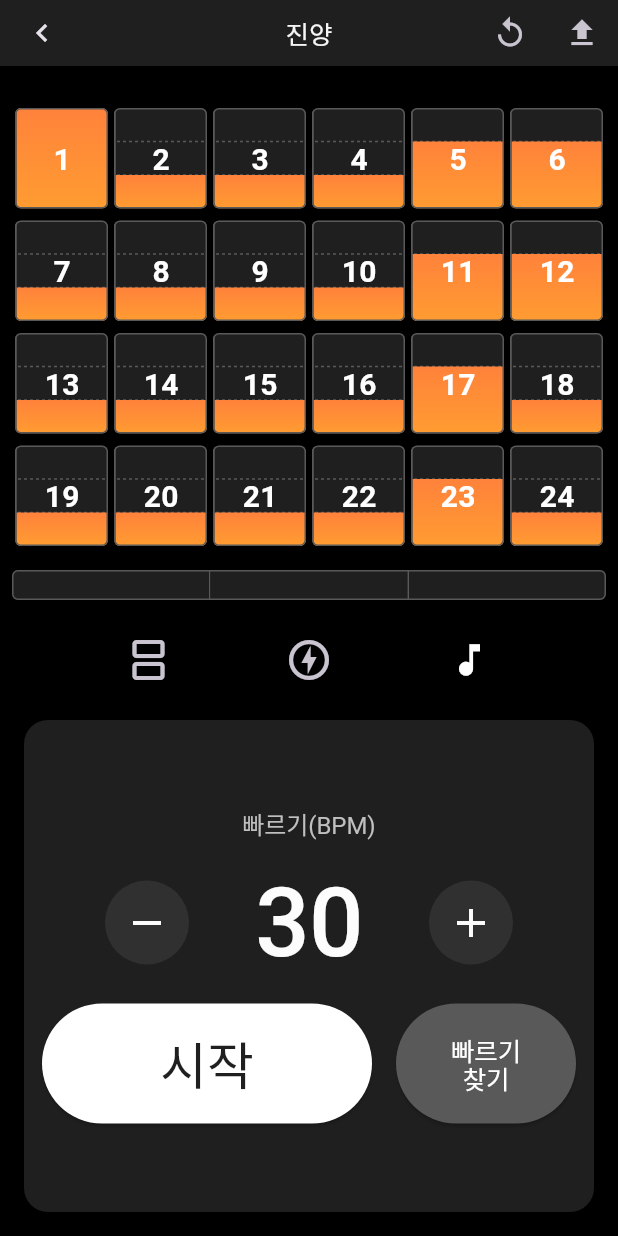
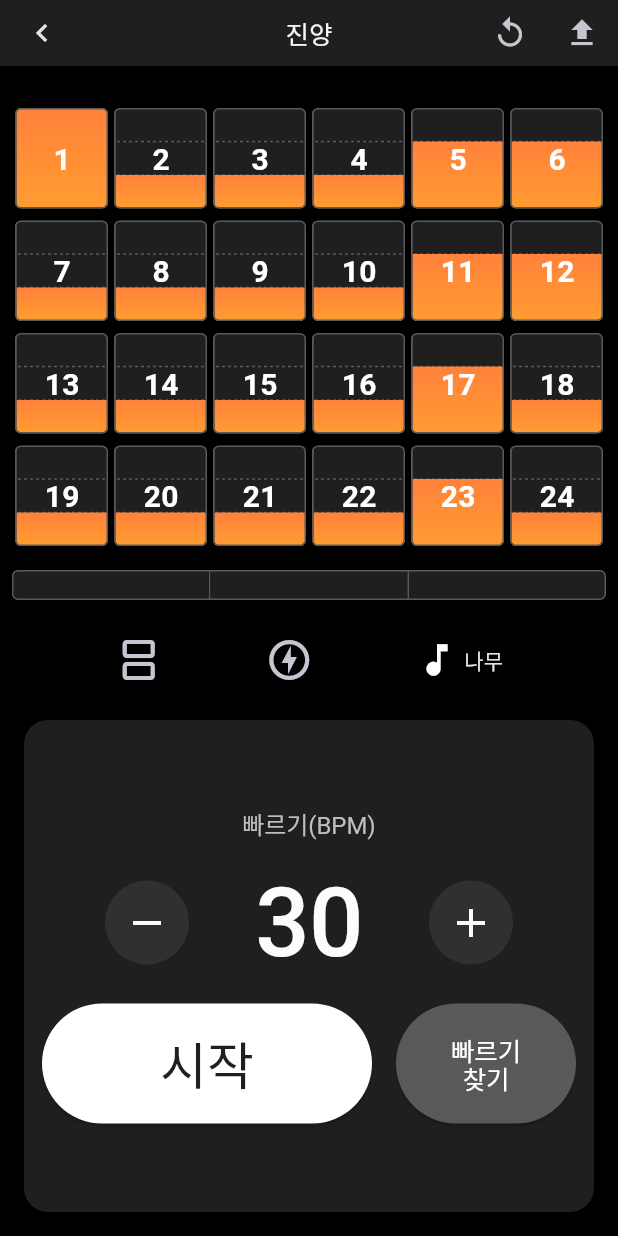
Before and after one commit to Team-Hanbae/Hanbae-Flutter, a Flutter app: the MetronomeScreen screen opened directly with sample values from the repository, after a tap on the "splitscreen" icon, on a phone screen of 412 x 824 dp. Run offline on Flutter 3.47's test engine with Material 3 defaults, Android fonts, the phone set to English and light mode, and no system bars; our stand-ins replace audioplayers, equatable, flutter_bloc, flutter_svg, shared_preferences; accounts and stored records are empty; Roboto replaces fonts that are missing (Pretendard).

Commit message:
[feat] #34 기기에 소리 저장 구현

```diff
--- a/lib/bloc/metronome/metronome_bloc.dart
+++ b/lib/bloc/metronome/metronome_bloc.dart
@@ -7,6 +7,7 @@ import '../../model/jangdan.dart';
 import '../../data/basic_jangdan_data.dart';
 import '../../data/sound_manager.dart';
 import '../../model/sound.dart'; // Add this import for Sound
+import '../../data/sound_preferences.dart'; // Add import for SoundPreferences
 
 part 'metronome_event.dart';
 part 'metronome_state.dart';
@@ -34,6 +35,10 @@ class MetronomeBloc extends Bloc<MetronomeEvent, MetronomeState> {
           currentSound: Sound.clave, // Initialize currentSound field
         );
       }()) {
+    SoundPreferences.load().then((loaded) { // Load stored sound
+      add(ChangeSound(loaded));
+    });
+
     on<SelectJangdan>((event, emit) {
       emit(
         state.copyWith(selectedJangdan: event.jangdan, bpm: event.jangdan.bpm),
@@ -107,6 +112,7 @@ class MetronomeBloc extends Bloc<MetronomeEvent, MetronomeState> {
     });
 
     on<ChangeSound>((event, emit) { // Add new event handler
+      SoundPreferences.save(event.sound); // Save selected sound to preferences
       emit(state.copyWith(currentSound: event.sound));
     });
 
--- a/lib/bloc/metronome/metronome_event.dart
+++ b/lib/bloc/metronome/metronome_event.dart
@@ -45,3 +45,11 @@ class ToggleAccent extends MetronomeEvent {
 }
 
 class ToggleSobak extends MetronomeEvent {}
+
+class ChangeSound extends MetronomeEvent {
+  final Sound sound;
+  const ChangeSound(this.sound);
+
+  @override
+  List<Object?> get props => [sound];
+}
--- /dev/null
+++ b/lib/data/sound_preferences.dart
@@ -0,0 +1,20 @@
+import 'package:shared_preferences/shared_preferences.dart';
+import '../model/sound.dart';
+
+class SoundPreferences {
+  static const _key = 'selected_sound';
+
+  static Future<void> save(Sound sound) async {
+    final prefs = await SharedPreferences.getInstance();
+    await prefs.setString(_key, sound.name);
+  }
+
+  static Future<Sound> load() async {
+    final prefs = await SharedPreferences.getInstance();
+    final name = prefs.getString(_key);
+    return Sound.values.firstWhere(
+      (s) => s.name == name,
+      orElse: () => Sound.clave,
+    );
+  }
+}
--- a/lib/model/sound.dart
+++ b/lib/model/sound.dart
@@ -3,3 +3,16 @@ enum Sound {
   buk,
   clave,
 }
+
+extension SoundLabel on Sound {
+  String get label {
+    switch (this) {
+      case Sound.jangu:
+        return '장구';
+      case Sound.buk:
+        return '북';
+      case Sound.clave:
+        return '나무';
+    }
+  }
+}
--- a/lib/presentation/metronome/metronome_setting_control.dart
+++ b/lib/presentation/metronome/metronome_setting_control.dart
@@ -8,6 +8,8 @@ class MetronomeSettingControl extends StatelessWidget {
 
   @override
   Widget build(BuildContext context) {
+    final currentSound = context.select((MetronomeBloc bloc) => bloc.state.currentSound);
+
     return Row(
       mainAxisAlignment: MainAxisAlignment.spaceEvenly,
       children: [
@@ -22,13 +24,19 @@ class MetronomeSettingControl extends StatelessWidget {
           onPressed: () {},
         ),
         PopupMenuButton<Sound>(
-          icon: Icon(Icons.music_note, size: 28),
-          itemBuilder:
-              (context) => const [
-                PopupMenuItem(value: Sound.jangu, child: Text('장구')),
-                PopupMenuItem(value: Sound.buk, child: Text('북')),
-                PopupMenuItem(value: Sound.clave, child: Text('나무')),
-              ],
+          icon: Row(
+            mainAxisSize: MainAxisSize.min,
+            children: [
+              Icon(Icons.music_note, size: 28),
+              SizedBox(width: 4),
+              Text(currentSound.label),
+            ],
+          ),
+          itemBuilder: (context) => const [
+            PopupMenuItem(value: Sound.jangu, child: Text('장구')),
+            PopupMenuItem(value: Sound.buk, child: Text('북')),
+            PopupMenuItem(value: Sound.clave, child: Text('나무')),
+          ],
           onSelected: (value) {
             context.read<MetronomeBloc>().add(ChangeSound(value));
           },
--- a/pubspec.yaml
+++ b/pubspec.yaml
@@ -39,6 +39,7 @@ dependencies:
   freezed_annotation: ^3.0.0
   equatable: ^2.0.7
   flutter_svg: ^2.0.17
+  shared_preferences: ^2.2.2
 
 dev_dependencies:
   flutter_test:
```
